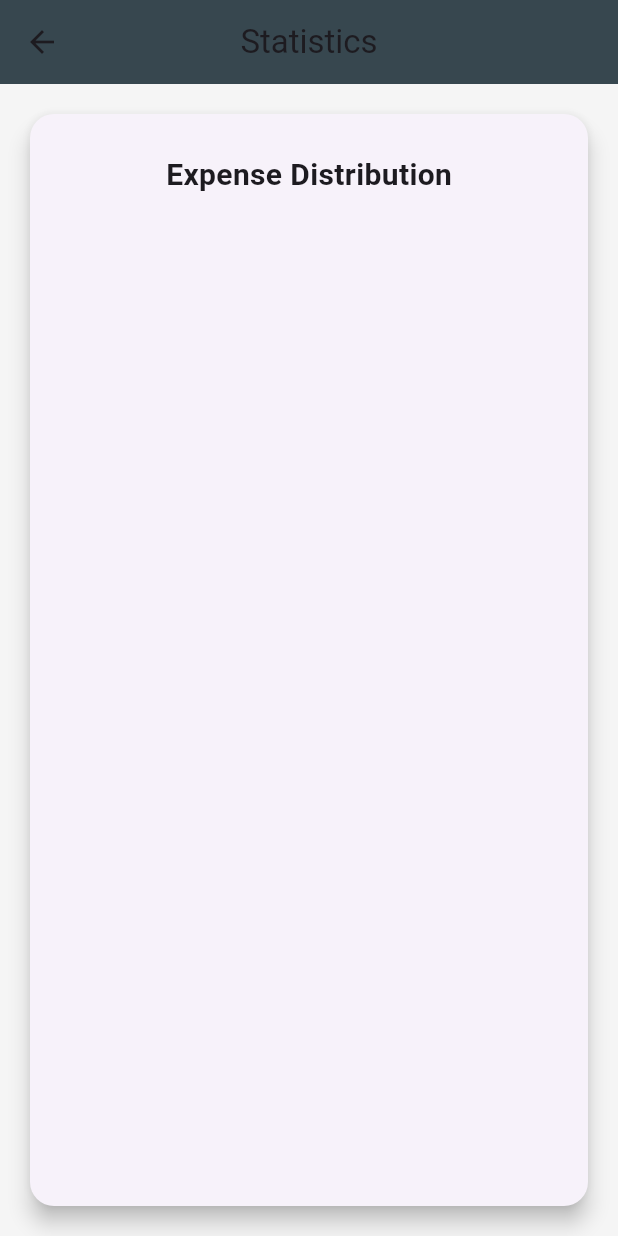
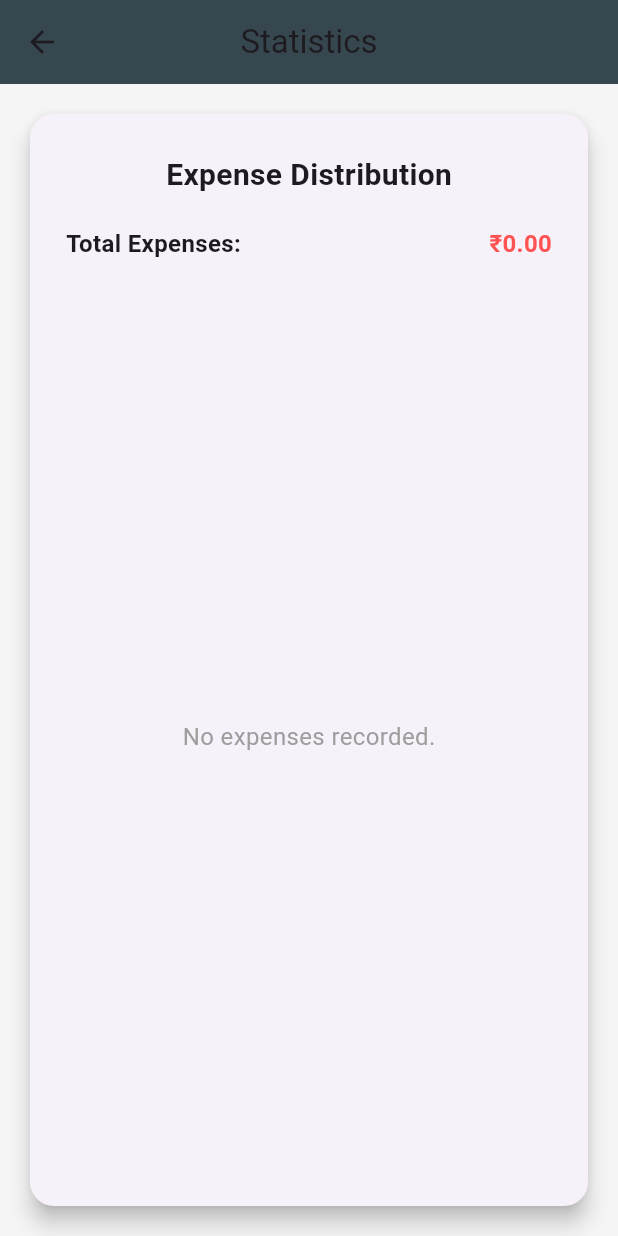
Before and after one commit to Pradeep1234566/Expense_tracker, a Flutter app: the screen it shows after launch, item 2 of the bottom bar chosen, on a phone screen of 412 x 824 dp. Run offline on Flutter 3.47's test engine with Material 3 defaults, Android fonts, the phone set to English and light mode, and no system bars; drawn by our look-alikes of fl_chart.

Commit message:
Made a functional kind of thing like dynamic

```diff
--- a/lib/pages/stats_page.dart
+++ b/lib/pages/stats_page.dart
@@ -1,19 +1,34 @@
 import 'package:expense_tracker/pages/transaction_page.dart';
 import 'package:flutter/material.dart';
-import 'package:fl_chart/fl_chart.dart';
+
+import 'package:intl/intl.dart'; // For currency formatting
 
 class StatsPage extends StatelessWidget {
   final List<TransactionModel> transactions;
 
   const StatsPage({super.key, required this.transactions});
 
-  // Calculate totals dynamically for each category
+  // Calculate totals dynamically for each category, only for expenses
   Map<String, double> _calculateCategoryTotals() {
     final Map<String, double> totals = {};
-    for (var tx in transactions) {
+    for (var tx in transactions.where((t) => !t.isIncome)) {
       totals[tx.category] = (totals[tx.category] ?? 0) + tx.amount;
     }
-    return totals;
+    // Group small categories into "Other" (less than 5% of total)
+    final totalAmount = totals.values.fold(0.0, (a, b) => a + b);
+    final Map<String, double> finalTotals = {};
+    double otherTotal = 0;
+    for (var entry in totals.entries) {
+      if (totalAmount > 0 && (entry.value / totalAmount) < 0.05) {
+        otherTotal += entry.value;
+      } else {
+        finalTotals[entry.key] = entry.value;
+      }
+    }
+    if (otherTotal > 0) {
+      finalTotals['Other'] = otherTotal;
+    }
+    return finalTotals;
   }
 
   @override
@@ -21,6 +36,7 @@ class StatsPage extends StatelessWidget {
     final categoryTotals = _calculateCategoryTotals();
     final totalAmount = categoryTotals.values.fold(0.0, (a, b) => a + b);
 
+    // Define colors for categories
     final colors = [
       Colors.blue,
       Colors.red,
@@ -57,84 +73,89 @@ class StatsPage extends StatelessWidget {
                     fontWeight: FontWeight.bold,
                   ),
                 ),
-                const SizedBox(height: 30),
-
-                // --- PIE CHART ---
-                SizedBox(
-                  height: 250,
-                  child: PieChart(
-                    PieChartData(
-                      sectionsSpace: 4,
-                      centerSpaceRadius: 50,
-                      startDegreeOffset: -90,
-                      sections: categoryTotals.entries.map((entry) {
-                        final category = entry.key;
-                        final value = entry.value;
-                        final percentage =
-                            totalAmount == 0 ? 0 : (value / totalAmount) * 100;
-                        final color = colors[
-                            categoryTotals.keys.toList().indexOf(category) %
-                                colors.length];
-
-                        return PieChartSectionData(
-                          color: color,
-                          value: value,
-                          radius: 70,
-                          title: percentage > 8
-                              ? '${percentage.toStringAsFixed(1)}%'
-                              : '', // Show only if big enough
-                          titleStyle: const TextStyle(
-                            fontSize: 14,
-                            fontWeight: FontWeight.bold,
-                            color: Colors.white,
-                          ),
-                        );
-                      }).toList(),
+                const SizedBox(height: 20),
+                // Total Expenses
+                Padding(
+                  padding: const EdgeInsets.symmetric(horizontal: 8.0),
+                  child: Row(
+                    mainAxisAlignment: MainAxisAlignment.spaceBetween,
+                    children: [
+                      const Text(
+                        'Total Expenses:',
+                        style: TextStyle(
+                          fontSize: 16,
+                          fontWeight: FontWeight.w600,
                         ),
                       ),
+                      Text(
+                        NumberFormat.currency(symbol: '₹', decimalDigits: 2)
+                            .format(totalAmount),
+                        style: const TextStyle(
+                          fontSize: 16,
+                          fontWeight: FontWeight.w600,
+                          color: Colors.redAccent,
                         ),
-
-                const SizedBox(height: 25),
-
-                // --- LEGEND ---
+                      ),
+                    ],
+                  ),
+                ),
+                const SizedBox(height: 20),
+                // List of categories with progress bars
                 Expanded(
-                  child: ListView.builder(
+                  child: categoryTotals.isEmpty
+                      ? const Center(
+                          child: Text(
+                            'No expenses recorded.',
+                            style: TextStyle(fontSize: 16, color: Colors.grey),
+                          ),
+                        )
+                      : ListView.builder(
                           itemCount: categoryTotals.length,
                           itemBuilder: (context, index) {
-                      final category = categoryTotals.keys.elementAt(index);
+                            final category =
+                                categoryTotals.keys.elementAt(index);
                             final value = categoryTotals[category]!;
+                            final percentage =
+                                totalAmount == 0 ? 0.0 : value / totalAmount;
                             final color = colors[index % colors.length];
-                      final percentage =
-                          totalAmount == 0 ? 0 : (value / totalAmount) * 100;
 
                             return Padding(
-                        padding: const EdgeInsets.symmetric(vertical: 6),
-                        child: Row(
-                          mainAxisAlignment: MainAxisAlignment.start,
+                              padding: const EdgeInsets.symmetric(
+                                  vertical: 8.0, horizontal: 8.0),
+                              child: Column(
+                                crossAxisAlignment: CrossAxisAlignment.start,
                                 children: [
-                            Container(
-                              width: 16,
-                              height: 16,
-                              decoration: BoxDecoration(
-                                color: color,
-                                borderRadius: BorderRadius.circular(3),
-                              ),
-                            ),
-                            const SizedBox(width: 8),
+                                  Row(
+                                    mainAxisAlignment:
+                                        MainAxisAlignment.spaceBetween,
+                                    children: [
                                       Expanded(
                                         child: Text(
                                           category,
                                           style: const TextStyle(
-                                    fontSize: 15, fontWeight: FontWeight.w500),
+                                            fontSize: 16,
+                                            fontWeight: FontWeight.w500,
+                                          ),
+                                          overflow: TextOverflow.ellipsis,
                                         ),
                                       ),
                                       Text(
-                              '₹${value.toStringAsFixed(2)} '
-                              '(${percentage.toStringAsFixed(1)}%)',
+                                        '${NumberFormat.currency(symbol: '₹', decimalDigits: 2).format(value)} (${(percentage * 100).toStringAsFixed(1)}%)',
                                         style: const TextStyle(
                                           fontSize: 14,
                                           color: Colors.black87,
                                         ),
+                                      ),
+                                    ],
+                                  ),
+                                  const SizedBox(height: 6),
+                                  LinearProgressIndicator(
+                                    value: percentage,
+                                    backgroundColor: Colors.grey[300],
+                                    valueColor:
+                                        AlwaysStoppedAnimation<Color>(color),
+                                    minHeight: 8,
+                                    borderRadius: BorderRadius.circular(4),
                                   ),
                                 ],
                               ),
```
Also changed, not shown: lib/pages/home_page.dart (+4 -6 lines). Lines whose indentation alone changed are shown as unchanged.
